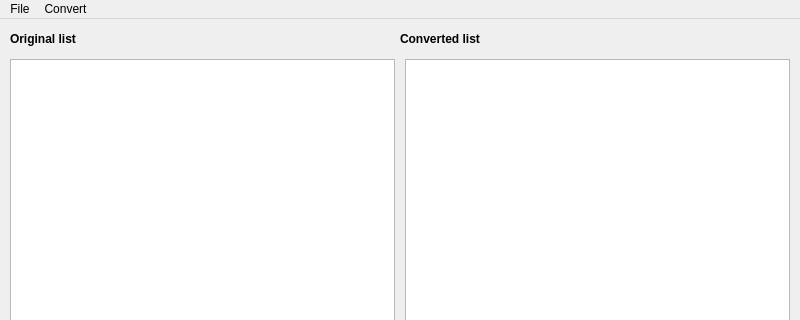
AleksandrMigunov/bn-converter, file ConverterC/mainwindow.ui: the form before one commit; both pictures show x 0 to 800 and y 0 to 320 of the 800 by 600 pixel window.
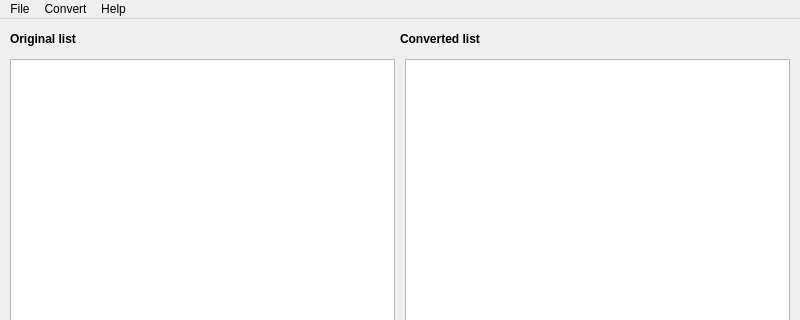
The form after the commit.

What changed in the file:
```diff
--- a/ConverterC/mainwindow.ui
+++ b/ConverterC/mainwindow.ui
@@ -130,8 +130,16 @@
     <addaction name="menuTo_Avar"/>
     <addaction name="menuTo_Chechen"/>
    </widget>
+   <widget class="QMenu" name="menuHelp">
+    <property name="title">
+     <string>Help</string>
+    </property>
+    <addaction name="actionAbout"/>
+    <addaction name="actionAbout_Qt"/>
+   </widget>
    <addaction name="menuFile"/>
    <addaction name="menuConvert"/>
+   <addaction name="menuHelp"/>
   </widget>
   <widget class="QStatusBar" name="statusbar"/>
   <action name="actionExit">
```
Left out of the diff: 26 changed lines with no effect on the pictures.
